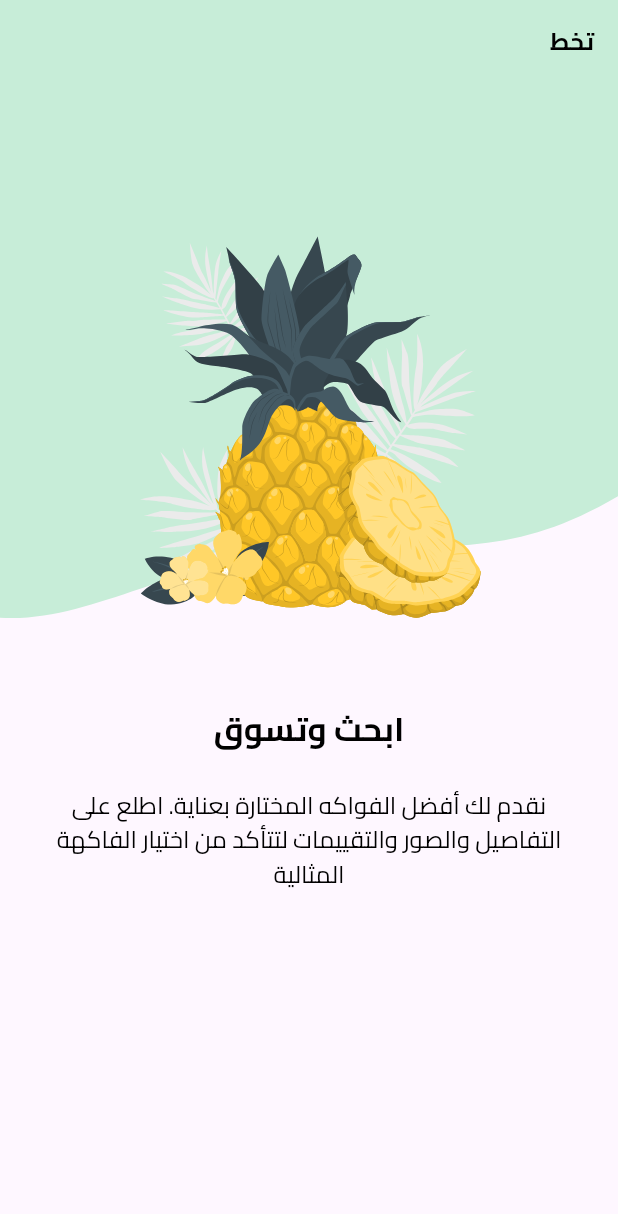
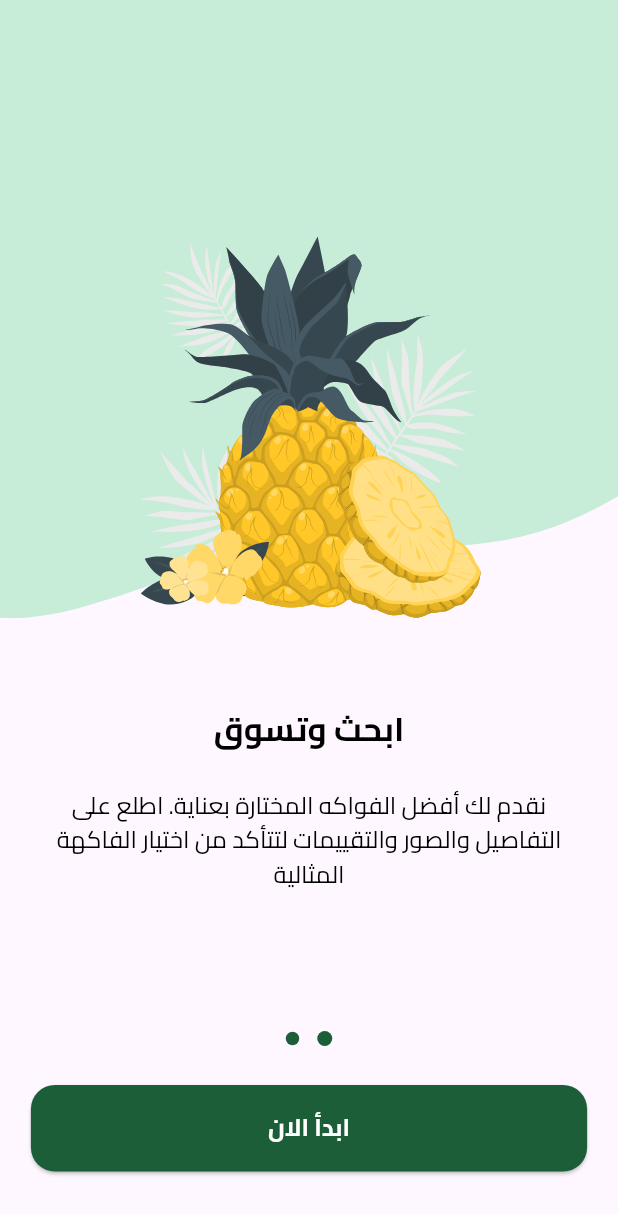
Before and after one commit to ZiadAhmedH/E-Commerce-app, a Flutter app: the screen it shows after launch, swiped to page 2, on a phone screen of 412 x 824 dp. Shown: the top 1214 px of the screen. Run offline on Flutter 3.47's test engine with Material 3 defaults, Android fonts, the phone set to English and light mode, and no system bars; drawn by our look-alikes of dots_indicator; our stand-ins replace flutter_svg.

Commit message:
done with onboarding Logic + UI

```diff
--- /dev/null
+++ b/lib/core/constents.dart
@@ -0,0 +1 @@
+const KverticalPadding = 16.0;
--- /dev/null
+++ b/lib/core/utils/app_color.dart
@@ -0,0 +1,5 @@
+import 'package:flutter/material.dart';
+
+class AppColor {
+  static const Color primaryColor = Color(0xFF1B5E37);
+}
--- /dev/null
+++ b/lib/core/widgets/custem_widgets.dart
@@ -0,0 +1,28 @@
+import 'package:ecommerce_app/core/widgets/custom_text.dart';
+import 'package:flutter/material.dart';
+class CustemButtom extends StatelessWidget {
+  final String text;
+  final Color color;
+  final VoidCallback onPressed;
+
+  const CustemButtom({super.key, required this.text, required this.color, required this.onPressed});
+
+  @override
+  Widget build(BuildContext context) {
+    return SizedBox(
+      width: MediaQuery.of(context).size.width * 0.9,
+      height: MediaQuery.of(context).size.height * 0.07,
+      child: ElevatedButton(
+        onPressed: onPressed,
+        style: ElevatedButton.styleFrom(
+          backgroundColor: color,
+          shape: RoundedRectangleBorder(
+            borderRadius: BorderRadius.circular(16),
+          ),
+          padding: const EdgeInsets.symmetric(vertical: 16),
+        ),
+        child: CustomText(text: text, color: Colors.white, fontSize: 16, fontWeight: FontWeight.w700),
+      ),
+    );
+  }
+}
--- a/lib/features/onBoarding/presentation/view/widgets/onBoarding_body_view.dart
+++ b/lib/features/onBoarding/presentation/view/widgets/onBoarding_body_view.dart
@@ -1,14 +1,70 @@
+import 'package:dots_indicator/dots_indicator.dart';
+import 'package:ecommerce_app/core/constents.dart';
+import 'package:ecommerce_app/core/utils/app_color.dart';
+import 'package:ecommerce_app/core/widgets/custem_widgets.dart';
 import 'package:ecommerce_app/features/onBoarding/presentation/view/widgets/onBoarding_page_view.dart';
 import 'package:flutter/material.dart';
-class OnboardingBodyView extends StatelessWidget {
+
+class OnboardingBodyView extends StatefulWidget {
   const OnboardingBodyView({super.key});
+
+  @override
+  State<OnboardingBodyView> createState() => _OnboardingBodyViewState();
+}
+
+class _OnboardingBodyViewState extends State<OnboardingBodyView> {
+  late PageController pageController = PageController();
+  int currentPage = 0;
+
+  @override
+  void initState() {
+    pageController.addListener(
+      () =>
+        setState(() {
+          currentPage = pageController.page!.round();
+        }),
+    );
+    super.initState();
+  }
+
+  @override
+  void dispose() {
+    pageController.dispose();
+    super.dispose();
+  }
 
   @override
   Widget build(BuildContext context) {
     return Expanded(
-      child: Column(children: [
-        Expanded(child: SafeArea(child: OnboardingPageView())),
-      ],),
+      child: Column(
+        children: [
+          Expanded(child: SafeArea(child: OnboardingPageView(pageController: pageController,))),
+          DotsIndicator(
+            dotsCount: 2,
+            position: currentPage.toDouble(),
+            decorator: DotsDecorator(
+              activeColor: AppColor.primaryColor,
+              color: currentPage == 1
+              ? AppColor.primaryColor : AppColor.primaryColor,
+              size: const Size(10, 10),
+            ),
+          ),
+          const SizedBox(height: 20),
+          Visibility(
+            visible: currentPage == 1,
+            replacement: SizedBox(
+              height: MediaQuery.of(context).size.height * 0.07,
+            ),
+
+            child: CustemButtom(
+              text: 'ابدأ الان',
+              onPressed: () {},
+              color: AppColor.primaryColor,
+            ),
+          ),
+          const SizedBox(height: 43),
+        ],
+      ),
     );
   }
 }
--- a/lib/features/onBoarding/presentation/view/widgets/onBoarding_page_view.dart
+++ b/lib/features/onBoarding/presentation/view/widgets/onBoarding_page_view.dart
@@ -5,14 +5,19 @@ import 'package:ecommerce_app/generated/l10n.dart';
 import 'package:flutter/material.dart';
 
 class OnboardingPageView extends StatelessWidget {
-  const OnboardingPageView({super.key});
+
+  final PageController pageController;
+
+  const  OnboardingPageView({super.key, required this.pageController});
 
   @override
   Widget build(BuildContext context) {
     return PageView(
       scrollDirection: Axis.horizontal,
+      controller: pageController,
       children: [
         PageViewItem(
+          isVisabile: true,
           imagePath: Assets.assetsLogoPageItem1Oboard,
           imageBackground: Assets.assetsLogoPageItem1Vector,
           title: CustomText(text: S.of(context).title_on_board1, color: Colors.black, fontSize: 22, fontWeight: FontWeight.w700),
@@ -20,6 +25,7 @@ class OnboardingPageView extends StatelessWidget {
               S.of(context).description_on_board1,
         ),
         PageViewItem(
+          isVisabile:  false,
           imagePath: Assets.assetsLogoPageItem2Onboard,
           imageBackground: Assets.assetsLogoPageItem2Vector,
           title: CustomText(text: S.of(context).title_on_board2, color: Colors.black, fontSize: 22, fontWeight: FontWeight.w700),
--- a/lib/features/onBoarding/presentation/view/widgets/page_view_item.dart
+++ b/lib/features/onBoarding/presentation/view/widgets/page_view_item.dart
@@ -8,11 +8,13 @@ class PageViewItem extends StatelessWidget {
   final String imagePath, imageBackground;
   final String description;
   final Widget title;
-  const PageViewItem({super.key,
+  final bool isVisabile;
+  const PageViewItem({
+    super.key,
     required this.imagePath,
     required this.imageBackground,
     required this.title,
-    required this.description,
+    required this.description, required this.isVisabile,
   });
 
   @override
@@ -35,13 +37,16 @@ class PageViewItem extends StatelessWidget {
                 child: SvgPicture.asset(imagePath),
               ),
 
-              Padding(
-                padding: const EdgeInsets.all(16),
-                child: CustomText(
-                  text: S.of(context).Skip,
-                  color: Colors.black,
-                  fontSize: 16,
-                  fontWeight: FontWeight.w700,
+              Visibility(
+                visible: isVisabile,
+                child: Padding(
+                  padding: const EdgeInsets.all(16),
+                  child: CustomText(
+                    text: S.of(context).Skip,
+                    color: Colors.grey,
+                    fontSize: 16,
+                    fontWeight: FontWeight.w700,
+                  ),
                 ),
               ),
             ],
--- a/lib/main.dart
+++ b/lib/main.dart
@@ -5,16 +5,15 @@ import 'package:flutter/material.dart';
 import 'package:flutter_localizations/flutter_localizations.dart';
 
 void main() {
-  runApp(const MyApp());
+  runApp(const FreshMarket());
 }
 
-class MyApp extends StatelessWidget {
-  const MyApp({super.key});
+class FreshMarket extends StatelessWidget {
+  const FreshMarket({super.key});
 
   @override
   Widget build(BuildContext context) {
     return MaterialApp(
-
       localizationsDelegates: [
                 S.delegate,
                 GlobalMaterialLocalizations.delegate,
--- a/pubspec.yaml
+++ b/pubspec.yaml
@@ -14,6 +14,7 @@ dependencies:
   flutter_launcher_icons: ^0.14.3
   flutter_svg: ^2.1.0
   flutter_localization: ^0.3.2
+  dots_indicator: ^4.0.1
 
 dev_dependencies:
   flutter_launcher_icons: ^0.14.3
```
Also changed, not shown: pubspec.lock.
